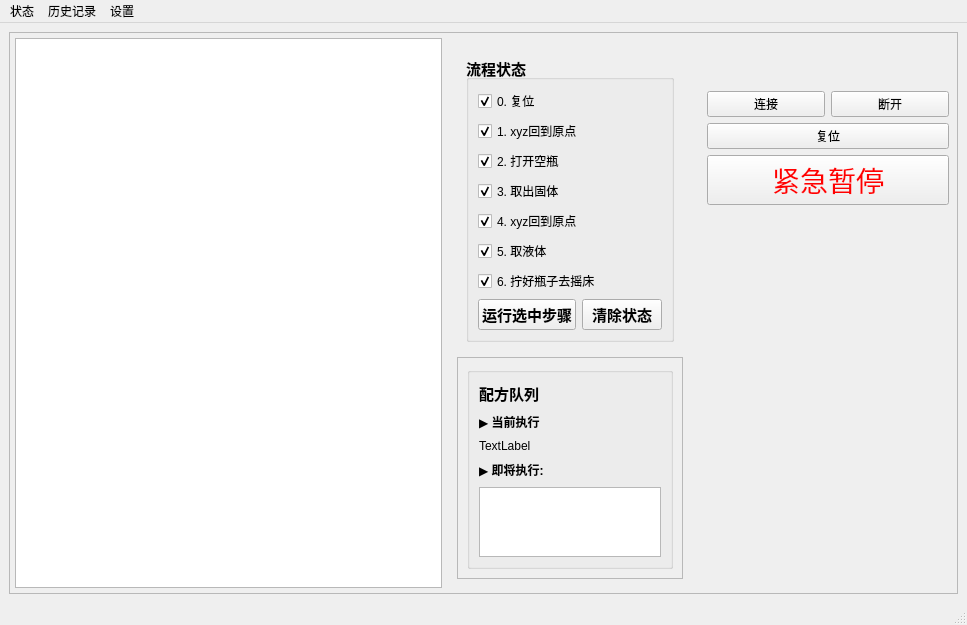
First picture: the form in mainwindow.ui, repository LightningFlashEvE/high-throughput-perovskite-medication-system, before the edit.
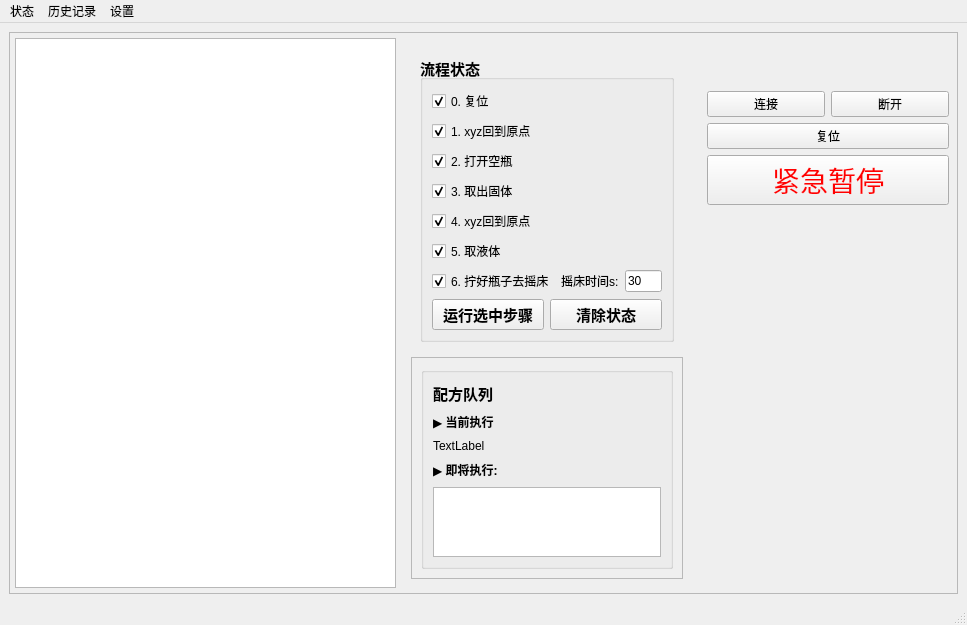
Second picture: the form after the edit. Icons and pictures are not drawn.

Commit message: 260417:最后新增了摇床时间设置功能，优化摇床逻辑。

Patch:
```diff
--- a/mainwindow.ui
+++ b/mainwindow.ui
@@ -163,6 +163,8 @@
                     </widget>
                    </item>
                    <item>
+                    <layout class="QHBoxLayout" name="horizontalLayout_tightenBottle" stretch="4,0,0">
+                     <item>
                     <widget class="QCheckBox" name="m_processCheckBox_tightenBottle">
                      <property name="font">
                       <font>
@@ -177,6 +179,46 @@
                       <bool>true</bool>
                      </property>
                     </widget>
+                     </item>
+                     <item>
+                      <widget class="QLabel" name="label">
+                       <property name="font">
+                        <font>
+                         <pointsize>9</pointsize>
+                         <bold>false</bold>
+                        </font>
+                       </property>
+                       <property name="text">
+                        <string>摇床时间s:</string>
+                       </property>
+                      </widget>
+                     </item>
+                     <item>
+                      <widget class="QLineEdit" name="m_shakeDurationLineEdit">
+                       <property name="sizePolicy">
+                        <sizepolicy hsizetype="Fixed" vsizetype="Fixed">
+                         <horstretch>0</horstretch>
+                         <verstretch>0</verstretch>
+                        </sizepolicy>
+                       </property>
+                       <property name="maximumSize">
+                        <size>
+                         <width>37</width>
+                         <height>16777215</height>
+                        </size>
+                       </property>
+                       <property name="font">
+                        <font>
+                         <pointsize>9</pointsize>
+                         <bold>false</bold>
+                        </font>
+                       </property>
+                       <property name="text">
+                        <string>30</string>
+                       </property>
+                      </widget>
+                     </item>
+                    </layout>
                    </item>
                    <item>
                     <layout class="QHBoxLayout" name="horizontalLayout_processButtons">
```
Lines whose indentation alone changed are shown as unchanged. The commit also changes 6 other files.
